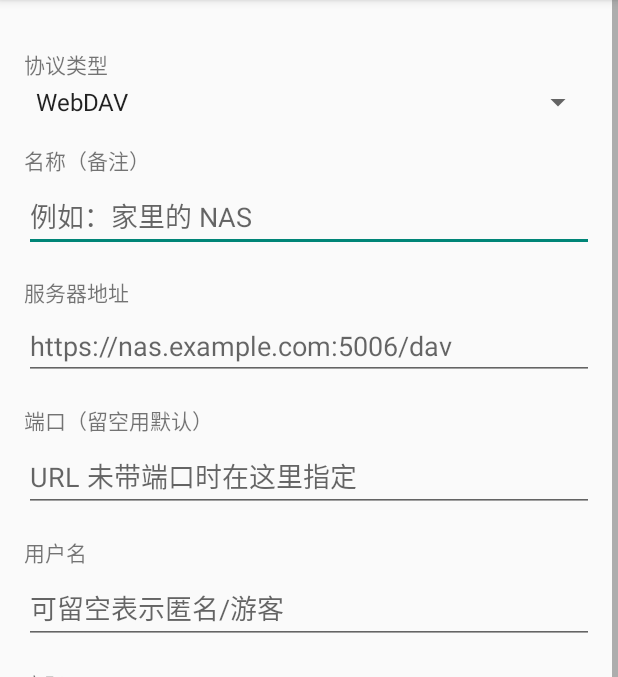
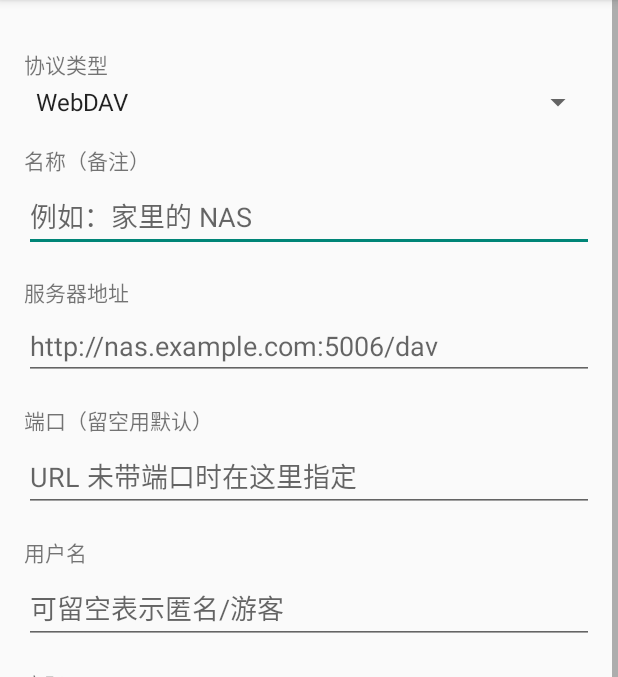
Before and after one commit to zkkm2580/network-storage-app, an Android app: the AddStorageActivity screen opened directly, with no data from a screen before it, on a phone screen of 412 x 824 dp, the part 84-761 px from its top. Run offline under Robolectric (Android 15) with nearby library versions, the phone set to English and light mode, and no system bars; 2 statements that could not run were skipped.

Commit message:
feat: allow cleartext HTTP for WebDAV (internal NAS), bump to 1.2

```diff
--- a/app/build.gradle.kts
+++ b/app/build.gradle.kts
@@ -11,8 +11,8 @@ android {
         applicationId = "com.example.networkstorage"
         minSdk = 24
         targetSdk = 34
-        versionCode = 1
-        versionName = "1.1"
+        versionCode = 2
+        versionName = "1.2"
     }
 
     buildTypes {
--- a/app/src/main/AndroidManifest.xml
+++ b/app/src/main/AndroidManifest.xml
@@ -4,11 +4,13 @@
     <uses-permission android:name="android.permission.INTERNET" />
     <uses-permission android:name="android.permission.ACCESS_NETWORK_STATE" />
 
-    <!-- 不再全局放行明文流量：WebDAV 仅允许 HTTPS，避免 Basic 凭据被嗅探 -->
+    <!-- 允许明文 HTTP：内网 NAS 常以 http 暴露 WebDAV，具体策略见 @xml/network_security_config -->
     <application
         android:allowBackup="false"
         android:label="网络存储"
         android:supportsRtl="true"
+        android:usesCleartextTraffic="true"
+        android:networkSecurityConfig="@xml/network_security_config"
         android:theme="@style/AppTheme">
 
         <activity
--- a/app/src/main/java/com/example/networkstorage/client/WebDavClient.kt
+++ b/app/src/main/java/com/example/networkstorage/client/WebDavClient.kt
@@ -24,7 +24,8 @@ import javax.xml.parsers.DocumentBuilderFactory
 
 /**
  * WebDAV 客户端（OkHttp + PROPFIND/MKCOL/PUT/DELETE）。
- * 仅支持 HTTPS：明文 HTTP 下 Basic 凭据可被嗅探，已由网络安全策略禁止。
+ * 支持 http:// 与 https://：明文 HTTP 便于访问内网 NAS，
+ * 但 Basic 凭据会以 Base64 明文传输，请仅在可信网络中使用。
  */
 class WebDavClient(
     private val baseUrl: String,
@@ -150,9 +151,6 @@ class WebDavClient(
     // ---------------------------------------------------------------- helpers
 
     private fun propfind(path: String): String {
-        if (root.startsWith("http://", true)) {
-            throw StorageException("仅支持 HTTPS：明文 HTTP 会泄露 Basic 凭据")
-        }
         val req = auth(
             Request.Builder()
                 .url(urlOf(path))
--- a/app/src/main/java/com/example/networkstorage/ui/AddStorageActivity.kt
+++ b/app/src/main/java/com/example/networkstorage/ui/AddStorageActivity.kt
@@ -61,7 +61,7 @@ class AddStorageActivity : Activity() {
         container.addView(typeSpinner)
 
         nameEt = field(container, "名称（备注）", "例如：家里的 NAS")
-        hostEt = field(container, "服务器地址", "SMB/SFTP 填 IP 或域名；WebDAV 填完整 HTTPS URL")
+        hostEt = field(container, "服务器地址", "SMB/SFTP 填 IP 或域名；WebDAV 填完整 URL（http:// 或 https://）")
         portEt = field(container, "端口（留空用默认）", "445 / 22 / 80 / 443")
         portEt.inputType = InputType.TYPE_CLASS_NUMBER
         userEt = field(container, "用户名", "可留空表示匿名/游客")
@@ -103,7 +103,7 @@ class AddStorageActivity : Activity() {
     private fun applyTypeHints(type: StorageType) {
         when (type) {
             StorageType.WEBDAV -> {
-                hostEt.hint = "https://nas.example.com:5006/dav"
+                hostEt.hint = "http://nas.example.com:5006/dav"
                 pathLabel.text = "路径（WebDAV 请写在上面的 URL 里）"
                 pathEt.hint = "留空即可"
                 portEt.hint = "URL 未带端口时在这里指定"
@@ -132,10 +132,6 @@ class AddStorageActivity : Activity() {
             return
         }
         val type = types[typeSpinner.selectedItemPosition]
-        if (type == StorageType.WEBDAV && host.startsWith("http://", true)) {
-            toast("仅支持 HTTPS WebDAV：明文 HTTP 会泄露密码")
-            return
-        }
 
         val account = StorageAccount(
             id = StorageAccount.newId(),
```
Also changed, not shown: app/src/main/res/xml/network_security_config.xml (added, +12 -0 lines), 1 other file.
